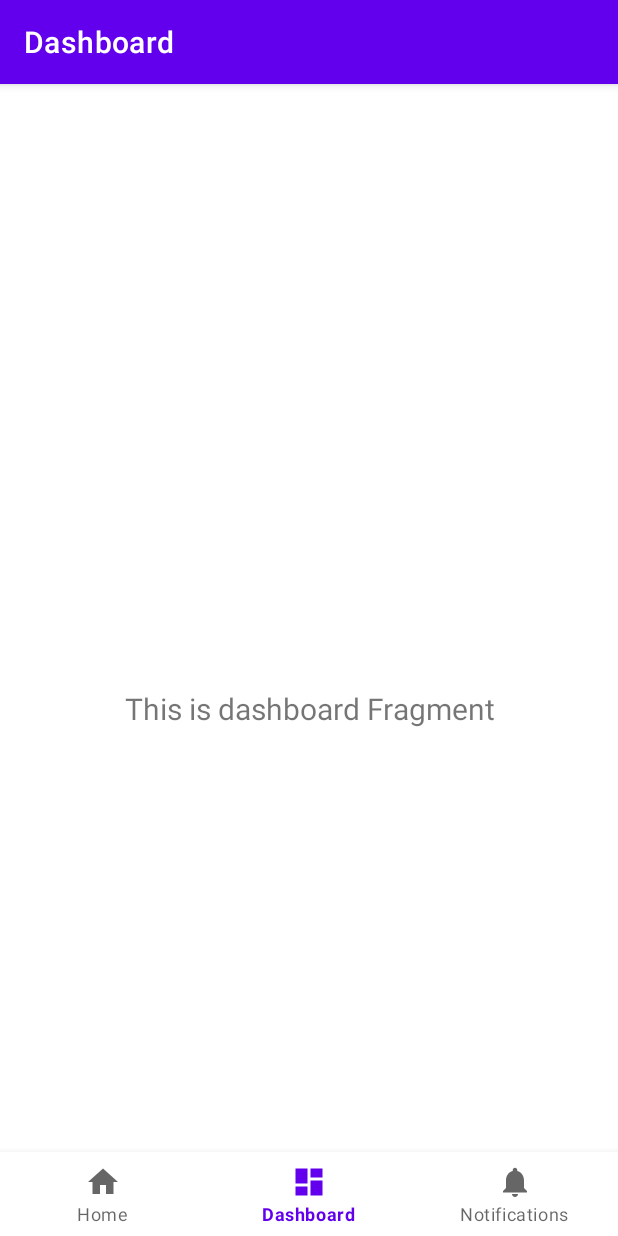
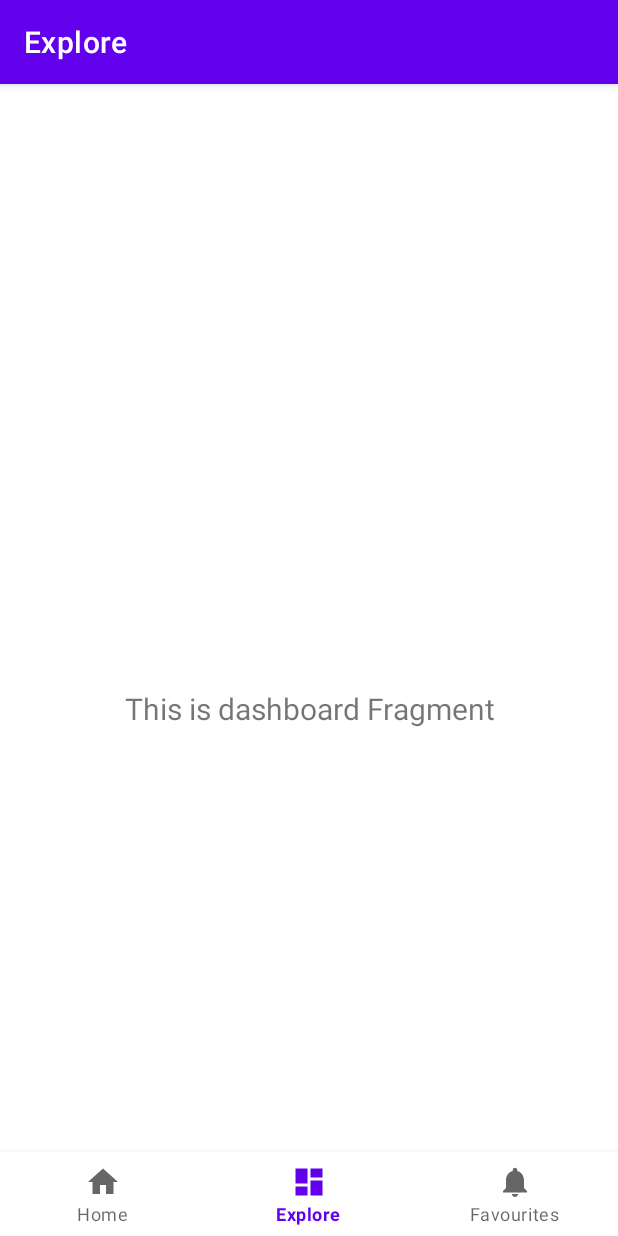
Before and after one commit to ralvaroDev/CocinaCreativa, an Android app: the ExploreFragment screen opened through its navigation route, item 2 of the bottom bar chosen, on a phone screen of 412 x 824 dp. Run offline under Robolectric (Android 15) with nearby library versions, the phone set to English and light mode, and no system bars; our stand-ins replace navigation-ui.

Commit message:
refactor: change default fragment names
This change updates the names of the main fragments according to the project

```diff
--- a/app/src/main/java/pe/ralvaro/cocinacreativa/MainActivity.kt
+++ b/app/src/main/java/pe/ralvaro/cocinacreativa/MainActivity.kt
@@ -26,7 +26,7 @@ class MainActivity : AppCompatActivity() {
         // menu should be considered as top level destinations.
         val appBarConfiguration = AppBarConfiguration(
             setOf(
-                R.id.navigation_home, R.id.navigation_dashboard, R.id.navigation_notifications
+                R.id.navigation_home, R.id.navigation_explore, R.id.navigation_favourites
             )
         )
         setupActionBarWithNavController(navController, appBarConfiguration)
--- a/app/src/main/java/pe/ralvaro/cocinacreativa/ui/notifications/NotificationsFragment.kt
+++ b/app/src/main/java/pe/ralvaro/cocinacreativa/ui/explore/ExploreFragment.kt
@@ -1,4 +1,4 @@
-package pe.ralvaro.cocinacreativa.ui.notifications
+package pe.ralvaro.cocinacreativa.ui.explore
 
 import android.os.Bundle
 import android.view.LayoutInflater
@@ -7,11 +7,11 @@ import android.view.ViewGroup
 import android.widget.TextView
 import androidx.fragment.app.Fragment
 import androidx.lifecycle.ViewModelProvider
-import pe.ralvaro.cocinacreativa.databinding.FragmentNotificationsBinding
+import pe.ralvaro.cocinacreativa.databinding.FragmentExploreBinding
 
-class NotificationsFragment : Fragment() {
+class ExploreFragment : Fragment() {
 
-    private var _binding: FragmentNotificationsBinding? = null
+    private var _binding: FragmentExploreBinding? = null
 
     // This property is only valid between onCreateView and
     // onDestroyView.
@@ -22,14 +22,14 @@ class NotificationsFragment : Fragment() {
         container: ViewGroup?,
         savedInstanceState: Bundle?
     ): View {
-        val notificationsViewModel =
-            ViewModelProvider(this).get(NotificationsViewModel::class.java)
+        val dashboardViewModel =
+            ViewModelProvider(this).get(ExploreViewModel::class.java)
 
-        _binding = FragmentNotificationsBinding.inflate(inflater, container, false)
+        _binding = FragmentExploreBinding.inflate(inflater, container, false)
         val root: View = binding.root
 
-        val textView: TextView = binding.textNotifications
-        notificationsViewModel.text.observe(viewLifecycleOwner) {
+        val textView: TextView = binding.textDashboard
+        dashboardViewModel.text.observe(viewLifecycleOwner) {
             textView.text = it
         }
         return root
--- a/app/src/main/java/pe/ralvaro/cocinacreativa/ui/dashboard/DashboardViewModel.kt
+++ b/app/src/main/java/pe/ralvaro/cocinacreativa/ui/explore/ExploreViewModel.kt
@@ -1,10 +1,10 @@
-package pe.ralvaro.cocinacreativa.ui.dashboard
+package pe.ralvaro.cocinacreativa.ui.explore
 
 import androidx.lifecycle.LiveData
 import androidx.lifecycle.MutableLiveData
 import androidx.lifecycle.ViewModel
 
-class DashboardViewModel : ViewModel() {
+class ExploreViewModel : ViewModel() {
 
     private val _text = MutableLiveData<String>().apply {
         value = "This is dashboard Fragment"
--- a/app/src/main/java/pe/ralvaro/cocinacreativa/ui/dashboard/DashboardFragment.kt
+++ b/app/src/main/java/pe/ralvaro/cocinacreativa/ui/favourites/FavouritesFragment.kt
@@ -1,4 +1,4 @@
-package pe.ralvaro.cocinacreativa.ui.dashboard
+package pe.ralvaro.cocinacreativa.ui.favourites
 
 import android.os.Bundle
 import android.view.LayoutInflater
@@ -7,11 +7,11 @@ import android.view.ViewGroup
 import android.widget.TextView
 import androidx.fragment.app.Fragment
 import androidx.lifecycle.ViewModelProvider
-import pe.ralvaro.cocinacreativa.databinding.FragmentDashboardBinding
+import pe.ralvaro.cocinacreativa.databinding.FragmentFavouritesBinding
 
-class DashboardFragment : Fragment() {
+class FavouritesFragment : Fragment() {
 
-    private var _binding: FragmentDashboardBinding? = null
+    private var _binding: FragmentFavouritesBinding? = null
 
     // This property is only valid between onCreateView and
     // onDestroyView.
@@ -22,14 +22,14 @@ class DashboardFragment : Fragment() {
         container: ViewGroup?,
         savedInstanceState: Bundle?
     ): View {
-        val dashboardViewModel =
-            ViewModelProvider(this).get(DashboardViewModel::class.java)
+        val notificationsViewModel =
+            ViewModelProvider(this).get(FavouritesViewModel::class.java)
 
-        _binding = FragmentDashboardBinding.inflate(inflater, container, false)
+        _binding = FragmentFavouritesBinding.inflate(inflater, container, false)
         val root: View = binding.root
 
-        val textView: TextView = binding.textDashboard
-        dashboardViewModel.text.observe(viewLifecycleOwner) {
+        val textView: TextView = binding.textNotifications
+        notificationsViewModel.text.observe(viewLifecycleOwner) {
             textView.text = it
         }
         return root
--- a/app/src/main/java/pe/ralvaro/cocinacreativa/ui/notifications/NotificationsViewModel.kt
+++ b/app/src/main/java/pe/ralvaro/cocinacreativa/ui/favourites/FavouritesViewModel.kt
@@ -1,10 +1,10 @@
-package pe.ralvaro.cocinacreativa.ui.notifications
+package pe.ralvaro.cocinacreativa.ui.favourites
 
 import androidx.lifecycle.LiveData
 import androidx.lifecycle.MutableLiveData
 import androidx.lifecycle.ViewModel
 
-class NotificationsViewModel : ViewModel() {
+class FavouritesViewModel : ViewModel() {
 
     private val _text = MutableLiveData<String>().apply {
         value = "This is notifications Fragment"
--- a/app/src/main/res/layout/fragment_dashboard.xml
+++ b/app/src/main/res/layout/fragment_explore.xml
@@ -4,7 +4,7 @@
     xmlns:tools="http://schemas.android.com/tools"
     android:layout_width="match_parent"
     android:layout_height="match_parent"
-    tools:context=".ui.dashboard.DashboardFragment">
+    tools:context=".ui.explore.ExploreFragment">
 
     <TextView
         android:id="@+id/text_dashboard"
--- a/app/src/main/res/layout/fragment_notifications.xml
+++ b/app/src/main/res/layout/fragment_favourites.xml
@@ -4,7 +4,7 @@
     xmlns:tools="http://schemas.android.com/tools"
     android:layout_width="match_parent"
     android:layout_height="match_parent"
-    tools:context=".ui.notifications.NotificationsFragment">
+    tools:context=".ui.favourites.FavouritesFragment">
 
     <TextView
         android:id="@+id/text_notifications"
--- a/app/src/main/res/menu/bottom_nav_menu.xml
+++ b/app/src/main/res/menu/bottom_nav_menu.xml
@@ -7,13 +7,13 @@
         android:title="@string/title_home" />
 
     <item
-        android:id="@+id/navigation_dashboard"
+        android:id="@+id/navigation_explore"
         android:icon="@drawable/ic_dashboard_black_24dp"
-        android:title="@string/title_dashboard" />
+        android:title="@string/title_explore" />
 
     <item
-        android:id="@+id/navigation_notifications"
+        android:id="@+id/navigation_favourites"
         android:icon="@drawable/ic_notifications_black_24dp"
-        android:title="@string/title_notifications" />
+        android:title="@string/title_favourites" />
 
 </menu>
--- a/app/src/main/res/navigation/mobile_navigation.xml
+++ b/app/src/main/res/navigation/mobile_navigation.xml
@@ -12,14 +12,14 @@
         tools:layout="@layout/fragment_home" />
 
     <fragment
-        android:id="@+id/navigation_dashboard"
-        android:name="pe.ralvaro.cocinacreativa.ui.dashboard.DashboardFragment"
-        android:label="@string/title_dashboard"
-        tools:layout="@layout/fragment_dashboard" />
+        android:id="@+id/navigation_explore"
+        android:name="pe.ralvaro.cocinacreativa.ui.explore.ExploreFragment"
+        android:label="@string/title_explore"
+        tools:layout="@layout/fragment_explore" />
 
     <fragment
-        android:id="@+id/navigation_notifications"
-        android:name="pe.ralvaro.cocinacreativa.ui.notifications.NotificationsFragment"
-        android:label="@string/title_notifications"
-        tools:layout="@layout/fragment_notifications" />
+        android:id="@+id/navigation_favourites"
+        android:name="pe.ralvaro.cocinacreativa.ui.favourites.FavouritesFragment"
+        android:label="@string/title_favourites"
+        tools:layout="@layout/fragment_favourites" />
 </navigation>
--- a/app/src/main/res/values/strings.xml
+++ b/app/src/main/res/values/strings.xml
@@ -1,6 +1,6 @@
 <resources>
     <string name="app_name">CocinaCreativa</string>
     <string name="title_home">Home</string>
-    <string name="title_dashboard">Dashboard</string>
-    <string name="title_notifications">Notifications</string>
+    <string name="title_explore">Explore</string>
+    <string name="title_favourites">Favourites</string>
 </resources>
```
